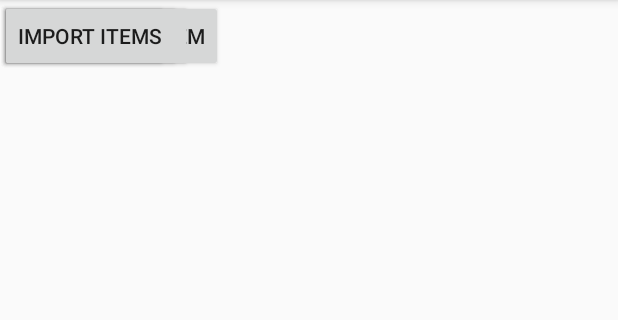
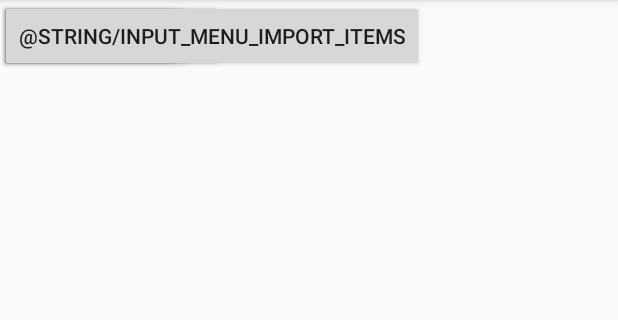
Before and after one commit to mmaluschnig/WasteLess, an Android app: the AddNewItems screen opened directly, with no data from a screen before it, on a phone screen of 412 x 824 dp, the part 84-404 px from its top. Run offline under Robolectric (Android 15) with nearby library versions, the phone set to English and light mode, and no system bars.

Commit message:
Created Placeholder Menu - moved screens into own package to minimise clutter.

```diff
--- a/VirtualPantry/app/src/main/AndroidManifest.xml
+++ b/VirtualPantry/app/src/main/AndroidManifest.xml
@@ -9,7 +9,8 @@
         android:roundIcon="@mipmap/ic_launcher_round"
         android:supportsRtl="true"
         android:theme="@style/AppTheme">
-        <activity android:name=".AddNewItems"></activity>
+        <activity android:name=".AppScreens.MainMenuPlaceholder"></activity>
+        <activity android:name=".AppScreens.AddNewItems" />
         <activity android:name=".test1" />
         <activity android:name=".test" />
         <activity android:name=".InputMenu" />
--- a/VirtualPantry/app/src/main/java/com/expmngr/virtualpantry/AddNewItems.java
+++ b/VirtualPantry/app/src/main/java/com/expmngr/virtualpantry/AppScreens/AddNewItems.java
@@ -1,8 +1,10 @@
-package com.expmngr.virtualpantry;
+package com.expmngr.virtualpantry.AppScreens;
 
 import androidx.appcompat.app.AppCompatActivity;
 
 import android.os.Bundle;
+
+import com.expmngr.virtualpantry.R;
 
 public class AddNewItems extends AppCompatActivity {
 
--- a/VirtualPantry/app/src/main/res/layout/activity_add_new_items.xml
+++ b/VirtualPantry/app/src/main/res/layout/activity_add_new_items.xml
@@ -4,21 +4,21 @@
     xmlns:tools="http://schemas.android.com/tools"
     android:layout_width="match_parent"
     android:layout_height="match_parent"
-    tools:context=".AddNewItems">
+    tools:context=".AppScreens.AddNewItems">
 
     <Button
         android:id="@+id/manualAddButton"
         android:layout_width="wrap_content"
         android:layout_height="wrap_content"
-        android:text="Add Manual Item"
+        android:text="@string/input_menu_add_manually"
         tools:layout_editor_absoluteX="76dp"
         tools:layout_editor_absoluteY="129dp" />
 
     <Button
-        android:id="@+id/scanReciptButton"
+        android:id="@+id/scanReceiptButton"
         android:layout_width="wrap_content"
         android:layout_height="wrap_content"
-        android:text="Scan Recipt"
+        android:text="@string/input_menu_scan_receipt"
         tools:layout_editor_absoluteX="76dp"
         tools:layout_editor_absoluteY="205dp" />
 
@@ -26,7 +26,7 @@
         android:id="@+id/scanBarcodeButton"
         android:layout_width="wrap_content"
         android:layout_height="wrap_content"
-        android:text="Scan Barcode"
+        android:text="@string/input_menu_scan_barcode"
         tools:layout_editor_absoluteX="76dp"
         tools:layout_editor_absoluteY="277dp" />
 
@@ -34,7 +34,7 @@
         android:id="@+id/importButton"
         android:layout_width="wrap_content"
         android:layout_height="wrap_content"
-        android:text="Import Items"
+        android:text="@String/input_menu_import_items"
         tools:layout_editor_absoluteX="76dp"
         tools:layout_editor_absoluteY="368dp" />
 </androidx.constraintlayout.widget.ConstraintLayout>
--- a/VirtualPantry/app/src/main/res/values/strings.xml
+++ b/VirtualPantry/app/src/main/res/values/strings.xml
@@ -1,4 +1,11 @@
 <resources>
     <string name="app_name">VirtualPantry</string>
     <string name="title_activity_food_dbtest">FoodDBtest</string>
+    <string name="input_menu_add_manually">Add Manual Item</string>
+    <string name="input_menu_scan_receipt">Scan Receipt</string>
+    <string name="input_menu_scan_barcode">Scan Barcode</string>
+    <string name="input_menu_import_items">Import Items</string>
+    <string name="placeholder_menu_add_item">Add Item</string>
+    <string name="placeholder_menu_view_pantry">View Pantry</string>
+    <string name="placeholder_menu_view_settings">Settings</string>
 </resources>
```
Also changed, not shown: VirtualPantry/app/src/main/java/com/expmngr/virtualpantry/AppScreens/MainMenuPlaceholder.java (added, +16 -0 lines), VirtualPantry/app/src/main/res/layout/activity_main_menu_placeholder.xml (added, +32 -0 lines).
